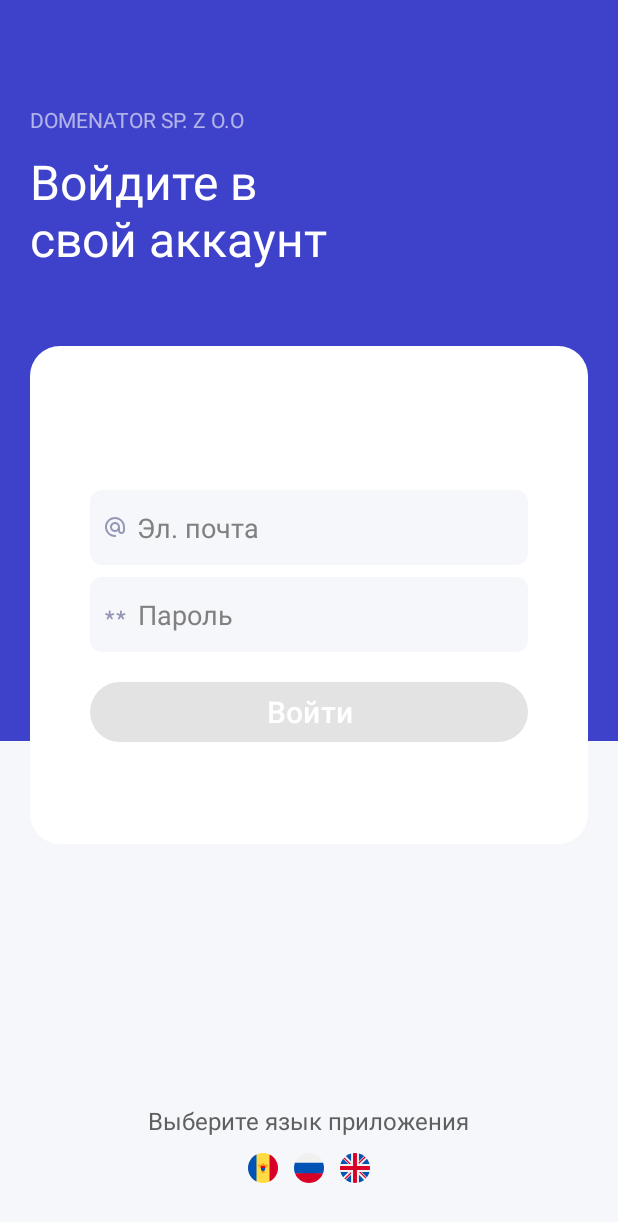
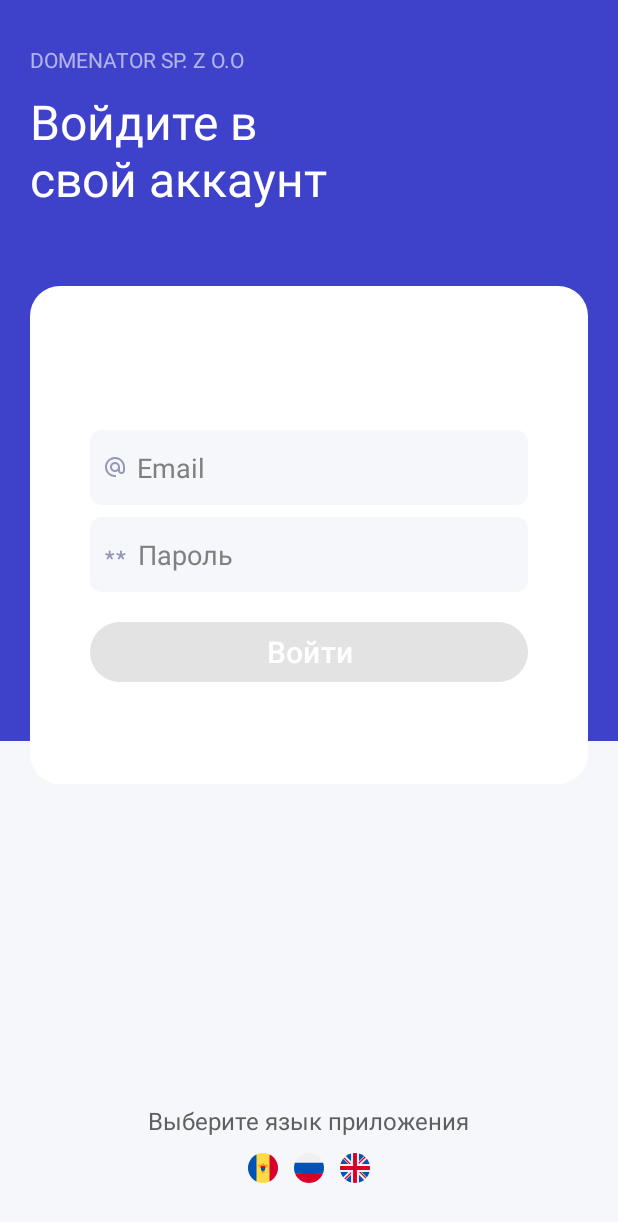
Before and after one commit to iiasceriwebmaster/Domenator, an Android app: the screen it shows after launch (LoginActivity), on a phone screen of 412 x 824 dp. Shown: the top 1222 px of the screen. Run offline under Robolectric (Android 15) with nearby library versions, the phone set to English and light mode, and no system bars.

Commit message:
v1 of doc is ready

```diff
--- a/app/src/main/java/md/webmasterstudio/domenator/ui/adapters/ReportAdapter.kt
+++ b/app/src/main/java/md/webmasterstudio/domenator/ui/adapters/ReportAdapter.kt
@@ -28,7 +28,8 @@ class ReportAdapter(private var reportItems: List<ReportItem>, private val onEdi
 
 
         val languageLiterSymbol = "L"
-        val fuelTxt = "${reportItem.quantity} $languageLiterSymbol | ${reportItem.pricePerUnit} \$/$languageLiterSymbol"
+        val languageCurrencySymbol = "€"
+        val fuelTxt = "${reportItem.quantity} $languageLiterSymbol | ${reportItem.pricePerUnit} $languageCurrencySymbol/$languageLiterSymbol"
 
         holder.reportConsumption.text = fuelTxt
 
--- a/app/src/main/res/layout/activity_car_reception.xml
+++ b/app/src/main/res/layout/activity_car_reception.xml
@@ -51,7 +51,7 @@
                 android:layout_height="wrap_content"
                 android:layout_marginStart="18dp"
                 android:layout_marginTop="@dimen/margin_title_top"
-                android:text="Car reception"
+                android:text="@string/car_reception"
                 android:textColor="@color/white"
                 android:textSize="@dimen/m_txt_size">
 
--- a/app/src/main/res/layout/activity_login.xml
+++ b/app/src/main/res/layout/activity_login.xml
@@ -37,7 +37,7 @@
         android:layout_width="match_parent"
         android:layout_height="wrap_content"
         android:layout_marginHorizontal="20dp"
-        android:layout_marginTop="70dp"
+        android:layout_marginTop="30dp"
         android:orientation="vertical"
         app:layout_anchor="@id/LL1">
 
@@ -50,7 +50,7 @@
             <TextView
                 android:layout_width="wrap_content"
                 android:layout_height="wrap_content"
-                android:text="DOMENATOR SP. Z O.O"
+                android:text="@string/domenator_business_name"
                 android:textColor="@color/white60">
 
             </TextView>
@@ -90,7 +90,7 @@
                     android:background="@drawable/edit_text_background"
                     android:drawableStart="@drawable/ic_email"
                     android:drawablePadding="8dp"
-                    android:hint="@string/prompt_email"
+                    android:hint="@string/email"
                     android:inputType="textEmailAddress"
                     android:selectAllOnFocus="true"
                     android:textColor="@color/black"
--- a/app/src/main/res/layout/activity_main.xml
+++ b/app/src/main/res/layout/activity_main.xml
@@ -85,13 +85,13 @@
     </RelativeLayout>
 
     <!-- NavigationView for the left menu -->
-    <com.google.android.material.navigation.NavigationView
+`    <com.google.android.material.navigation.NavigationView
         android:id="@+id/nav_view"
         android:layout_width="wrap_content"
         android:layout_height="match_parent"
         android:layout_gravity="start"
         android:fitsSystemWindows="true"
         app:headerLayout="@layout/nav_header_nav"
-        app:menu="@menu/activity_main_drawer" />
+        app:menu="@menu/activity_main_drawer" />`
 
 </androidx.drawerlayout.widget.DrawerLayout>
--- a/app/src/main/res/layout/fragment_dialog_add_car.xml
+++ b/app/src/main/res/layout/fragment_dialog_add_car.xml
@@ -17,7 +17,7 @@
             android:id="@+id/editTextDate"
             android:layout_width="0dp"
             android:layout_height="50dp"
-            android:layout_weight="7"
+            android:layout_weight="1"
             android:background="@drawable/edit_text_background"
             android:cursorVisible="false"
             android:drawableStart="@drawable/calendar_add_on_black"
@@ -33,7 +33,7 @@
             android:textColor="@color/white"
             android:backgroundTint="@color/primary_color"
             android:layout_marginStart="10dp"
-            android:layout_weight="1"
+            android:layout_weight="0"
             android:id="@+id/pickDateBtn"
             android:layout_width="wrap_content"
             android:layout_height="wrap_content"
```
Also changed, not shown: app/src/main/res/values/strings.xml (+12 -11 lines), 1 other file.
